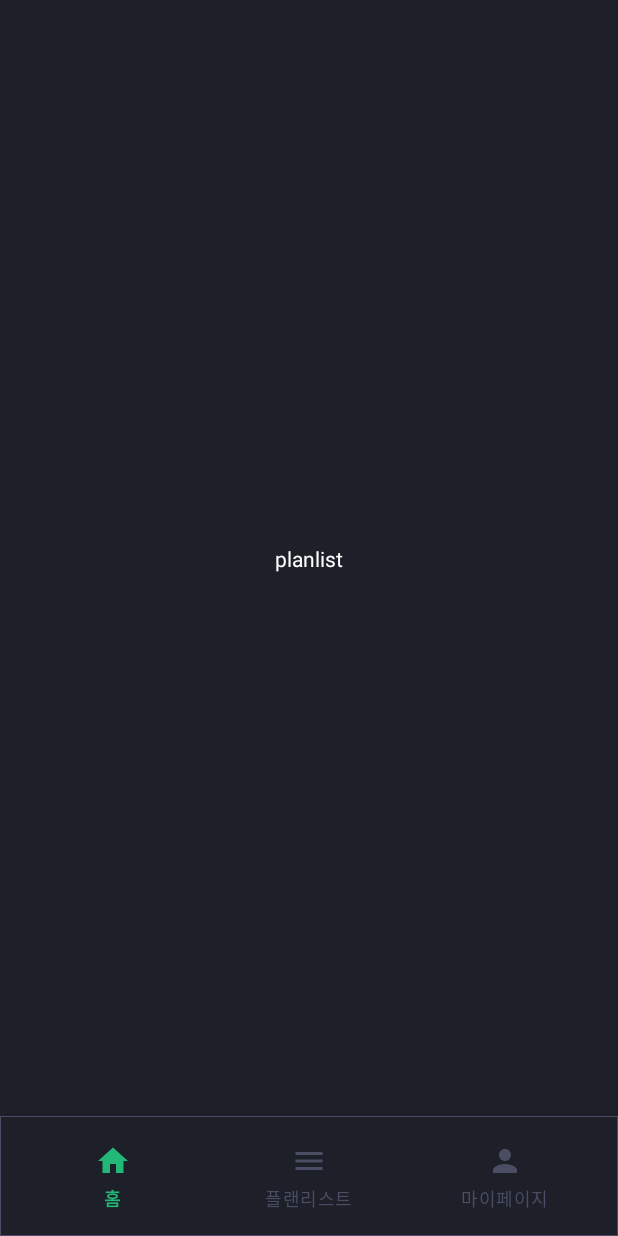
After one commit to Team-Growthook/Growthook-AOS-Laboratory, an Android app: the fragment PlanlistFragment placed in its activity, on a phone screen of 412 x 824 dp. The commit adds this screen. Run offline under Robolectric (Android 15) with nearby library versions, the phone set to English and light mode, and no system bars; our stand-ins replace data binding.

Commit message:
[FEAT] 바텀네비게이션 구현

```diff
--- /dev/null
+++ b/app/src/main/java/com/growthook/growthooklaboratory/presentation/HomeFragment.kt
@@ -0,0 +1,7 @@
+package com.growthook.growthooklaboratory.presentation
+
+import com.growthook.growthooklaboratory.R
+import com.growthook.growthooklaboratory.databinding.FragmentHomeBinding
+import com.growthook.growthooklaboratory.util.base.BaseFragment
+
+class HomeFragment : BaseFragment<FragmentHomeBinding>(R.layout.fragment_home)
--- a/app/src/main/java/com/growthook/growthooklaboratory/presentation/MainActivity.kt
+++ b/app/src/main/java/com/growthook/growthooklaboratory/presentation/MainActivity.kt
@@ -1,12 +1,37 @@
 package com.growthook.growthooklaboratory.presentation
 
 import android.os.Bundle
-import androidx.appcompat.app.AppCompatActivity
+import androidx.fragment.app.Fragment
+import androidx.fragment.app.commit
+import androidx.fragment.app.replace
 import com.growthook.growthooklaboratory.R
+import com.growthook.growthooklaboratory.databinding.ActivityMainBinding
+import com.growthook.growthooklaboratory.util.base.BaseActivity
 
-class MainActivity : AppCompatActivity() {
+class MainActivity : BaseActivity<ActivityMainBinding>(R.layout.activity_main) {
     override fun onCreate(savedInstanceState: Bundle?) {
         super.onCreate(savedInstanceState)
-        setContentView(R.layout.activity_main)
+        setContentView(binding.root)
+        initBottomNavigation()
+    }
+
+    private fun initBottomNavigation() {
+        binding.bnvHome.selectedItemId = R.id.menu_home
+        supportFragmentManager.findFragmentById(R.id.fcv_home)
+            ?: navigateTo<HomeFragment>()
+        binding.bnvHome.setOnItemSelectedListener {
+            when (it.itemId) {
+                R.id.menu_home -> navigateTo<HomeFragment>()
+                R.id.menu_planlist -> navigateTo<PlanlistFragment>()
+                R.id.menu_mypage -> navigateTo<MypageFragment>()
+            }
+            true
+        }
+    }
+
+    private inline fun <reified T : Fragment> navigateTo() {
+        supportFragmentManager.commit {
+            replace<T>(R.id.fcv_home, T::class.simpleName)
+        }
     }
 }
--- /dev/null
+++ b/app/src/main/java/com/growthook/growthooklaboratory/presentation/PlanlistFragment.kt
@@ -0,0 +1,7 @@
+package com.growthook.growthooklaboratory.presentation
+
+import com.growthook.growthooklaboratory.R
+import com.growthook.growthooklaboratory.databinding.FragmentPlanlistBinding
+import com.growthook.growthooklaboratory.util.base.BaseFragment
+
+class PlanlistFragment : BaseFragment<FragmentPlanlistBinding>(R.layout.fragment_planlist)
--- /dev/null
+++ b/app/src/main/res/drawable/bottomnavi_background.xml
@@ -0,0 +1,16 @@
+<?xml version="1.0" encoding="utf-8"?>
+<layer-list xmlns:android="http://schemas.android.com/apk/res/android">
+    <item>
+        <shape android:shape="rectangle">
+            <solid android:color="#1D1F29" />
+        </shape>
+    </item>
+    <item>
+        <shape android:shape="rectangle">
+            <solid android:color="#1D1F29" />
+            <stroke
+                android:width="0.5dp"
+                android:color="#4A4D63" />
+        </shape>
+    </item>
+</layer-list>
--- /dev/null
+++ b/app/src/main/res/drawable/ic_home.xml
@@ -0,0 +1,5 @@
+<vector android:height="24dp" android:tint="#4A4D63"
+    android:viewportHeight="24" android:viewportWidth="24"
+    android:width="24dp" xmlns:android="http://schemas.android.com/apk/res/android">
+    <path android:fillColor="@android:color/white" android:pathData="M10,20v-6h4v6h5v-8h3L12,3 2,12h3v8z"/>
+</vector>
--- /dev/null
+++ b/app/src/main/res/drawable/ic_mypage.xml
@@ -0,0 +1,5 @@
+<vector android:height="24dp" android:tint="#4A4D63"
+    android:viewportHeight="24" android:viewportWidth="24"
+    android:width="24dp" xmlns:android="http://schemas.android.com/apk/res/android">
+    <path android:fillColor="@android:color/white" android:pathData="M12,12c2.21,0 4,-1.79 4,-4s-1.79,-4 -4,-4 -4,1.79 -4,4 1.79,4 4,4zM12,14c-2.67,0 -8,1.34 -8,4v2h16v-2c0,-2.66 -5.33,-4 -8,-4z"/>
+</vector>
--- /dev/null
+++ b/app/src/main/res/drawable/ic_planlist.xml
@@ -0,0 +1,5 @@
+<vector android:height="24dp" android:tint="#4A4D63"
+    android:viewportHeight="24" android:viewportWidth="24"
+    android:width="24dp" xmlns:android="http://schemas.android.com/apk/res/android">
+    <path android:fillColor="@android:color/white" android:pathData="M3,18h18v-2L3,16v2zM3,13h18v-2L3,11v2zM3,6v2h18L21,6L3,6z"/>
+</vector>
--- /dev/null
+++ b/app/src/main/res/drawable/selector_bottomnavi.xml
@@ -0,0 +1,5 @@
+<?xml version="1.0" encoding="utf-8"?>
+<selector xmlns:android="http://schemas.android.com/apk/res/android">
+    <item android:state_checked="true" android:color="#23B877" />
+    <item android:color="#4A4D63"  />
+</selector>
--- a/app/src/main/res/layout/activity_main.xml
+++ b/app/src/main/res/layout/activity_main.xml
@@ -1,9 +1,38 @@
 <?xml version="1.0" encoding="utf-8"?>
-<androidx.constraintlayout.widget.ConstraintLayout xmlns:android="http://schemas.android.com/apk/res/android"
+<layout xmlns:android="http://schemas.android.com/apk/res/android"
     xmlns:app="http://schemas.android.com/apk/res-auto"
-    xmlns:tools="http://schemas.android.com/tools"
-    android:layout_width="match_parent"
-    android:layout_height="match_parent"
-    tools:context=".presentation.MainActivity">
+    xmlns:tools="http://schemas.android.com/tools">
 
-</androidx.constraintlayout.widget.ConstraintLayout>
+    <data>
+
+    </data>
+
+    <androidx.constraintlayout.widget.ConstraintLayout
+        android:layout_width="match_parent"
+        android:layout_height="match_parent"
+        tools:context=".presentation.MainActivity">
+
+        <androidx.fragment.app.FragmentContainerView
+            android:id="@+id/fcv_home"
+            android:layout_width="0dp"
+            android:layout_height="0dp"
+            app:layout_constraintBottom_toTopOf="@id/bnv_home"
+            app:layout_constraintEnd_toEndOf="parent"
+            app:layout_constraintStart_toStartOf="parent"
+            app:layout_constraintTop_toTopOf="parent" />
+
+        <com.google.android.material.bottomnavigation.BottomNavigationView
+            android:id="@+id/bnv_home"
+            android:layout_width="0dp"
+            android:layout_height="80dp"
+            android:padding="10dp"
+            app:itemTextColor="@drawable/selector_bottomnavi"
+            android:background="@drawable/bottomnavi_background"
+            app:itemIconTint="@drawable/selector_bottomnavi"
+            app:layout_constraintBottom_toBottomOf="parent"
+            app:layout_constraintEnd_toEndOf="parent"
+            app:layout_constraintStart_toStartOf="parent"
+            app:menu="@menu/main_menu" />
+
+    </androidx.constraintlayout.widget.ConstraintLayout>
+</layout>
--- /dev/null
+++ b/app/src/main/res/layout/fragment_planlist.xml
@@ -0,0 +1,28 @@
+<?xml version="1.0" encoding="utf-8"?>
+<layout xmlns:android="http://schemas.android.com/apk/res/android"
+    xmlns:tools="http://schemas.android.com/tools"
+    xmlns:app="http://schemas.android.com/apk/res-auto"
+    >
+
+    <data>
+
+    </data>
+
+    <androidx.constraintlayout.widget.ConstraintLayout
+        android:layout_width="match_parent"
+        android:layout_height="match_parent"
+        android:background="#1D1F29"
+        tools:context=".presentation.PlanlistFragment">
+
+        <TextView
+            android:layout_width="wrap_content"
+            android:layout_height="wrap_content"
+            android:text="planlist"
+            android:textColor="@color/white"
+            app:layout_constraintBottom_toBottomOf="parent"
+            app:layout_constraintEnd_toEndOf="parent"
+            app:layout_constraintStart_toStartOf="parent"
+            app:layout_constraintTop_toTopOf="parent" />
+
+    </androidx.constraintlayout.widget.ConstraintLayout>
+</layout>
--- /dev/null
+++ b/app/src/main/res/menu/main_menu.xml
@@ -0,0 +1,18 @@
+<?xml version="1.0" encoding="utf-8"?>
+<menu xmlns:android="http://schemas.android.com/apk/res/android">
+    <item
+        android:id="@+id/menu_home"
+        android:icon="@drawable/ic_home"
+        android:title="홈" />
+
+    <item
+        android:id="@+id/menu_planlist"
+        android:icon="@drawable/ic_planlist"
+        android:title="플랜리스트" />
+
+    <item
+        android:id="@+id/menu_mypage"
+        android:icon="@drawable/ic_mypage"
+        android:title="마이페이지" />
+
+</menu>
--- a/app/src/main/res/values/strings.xml
+++ b/app/src/main/res/values/strings.xml
@@ -1,3 +1,5 @@
 <resources>
     <string name="app_name">Growthook-Laboratory</string>
+    <!-- TODO: Remove or change this placeholder text -->
+    <string name="hello_blank_fragment">Hello blank fragment</string>
 </resources>
--- a/app/src/main/res/values/themes.xml
+++ b/app/src/main/res/values/themes.xml
@@ -1,5 +1,10 @@
 <?xml version="1.0" encoding="utf-8"?>
 <resources>
 
-    <style name="Theme.GrowthookLaboratory" parent="android:Theme.Material.Light.NoActionBar" />
+    <style name="Base.Theme.GrowthookLaboratory" parent="Theme.MaterialComponents.Light.NoActionBar">
+        <!-- Customize your light theme here. -->
+        <!-- <item name="colorPrimary">@color/my_light_primary</item> -->
+    </style>
+
+    <style name="Theme.GrowthookLaboratory" parent="Base.Theme.GrowthookLaboratory" />
 </resources>
```
Also changed, not shown: app/src/main/java/com/growthook/growthooklaboratory/presentation/MypageFragment.kt (added, +7 -0 lines), app/src/main/res/layout/fragment_home.xml (added, +27 -0 lines), app/src/main/res/layout/fragment_mypage.xml (added, +28 -0 lines), 1 other file.
